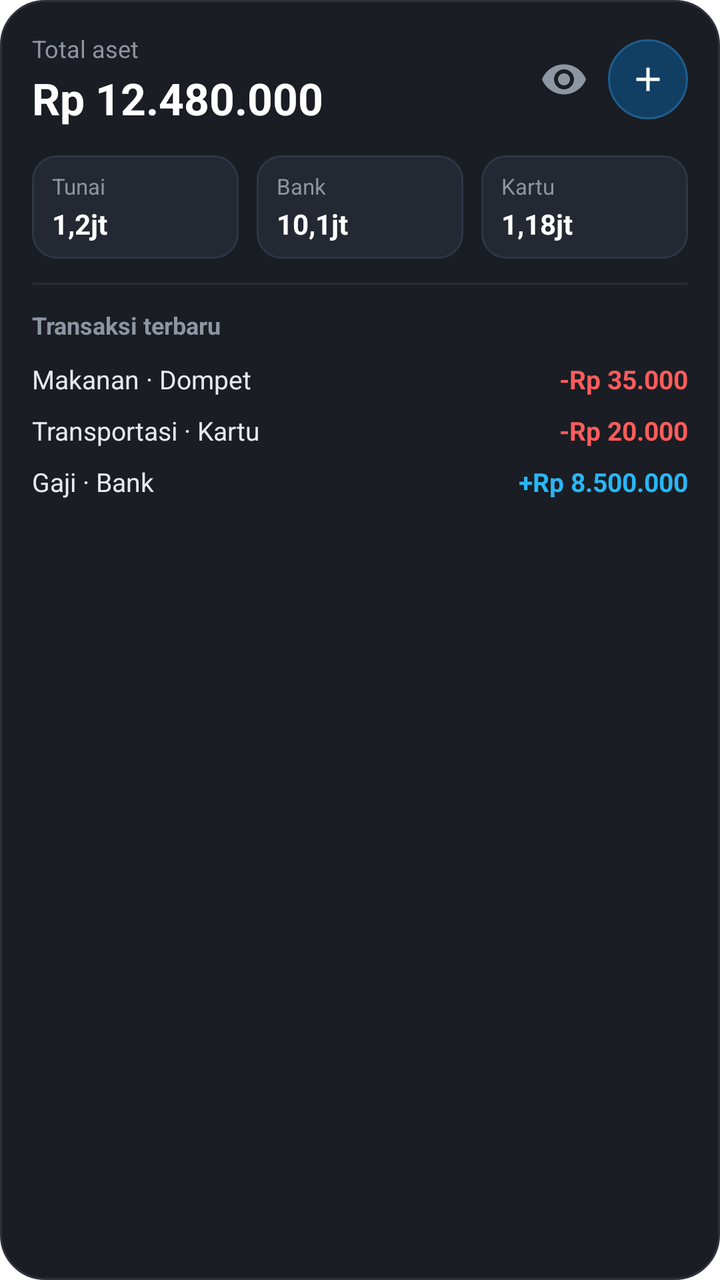
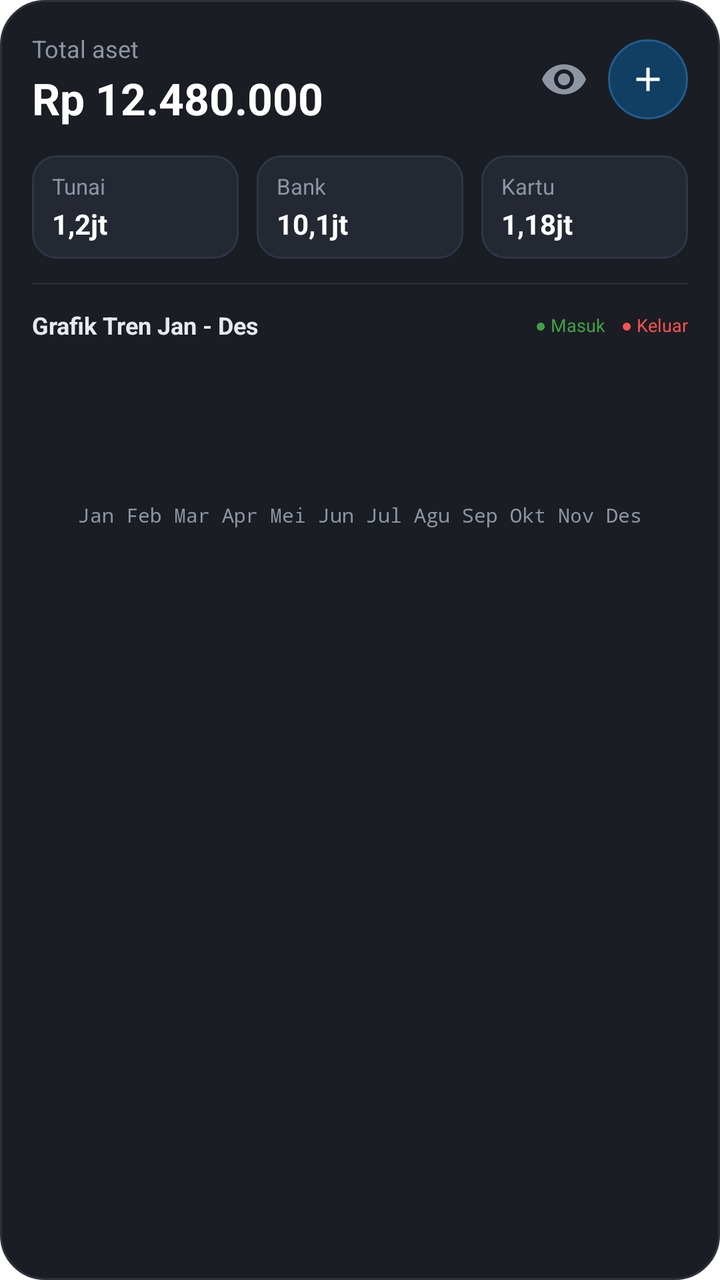

Before-and-after screenshots of an Android layout around one commit, followed by the original layout XML and the change that was made.
<!-- AndroidManifest.xml: fallback theme Theme.MaterialComponents.DayNight.NoActionBar -->
<!-- res/layout/widget_large.xml -->
<?xml version="1.0" encoding="utf-8"?>
<LinearLayout xmlns:android="http://schemas.android.com/apk/res/android"
    android:id="@+id/widget_large_root"
    android:layout_width="match_parent"
    android:layout_height="match_parent"
    android:background="@drawable/widget_background"
    android:orientation="vertical"
    android:paddingLeft="16dp"
    android:paddingTop="16dp"
    android:paddingRight="16dp"
    android:paddingBottom="16dp">

    
    <RelativeLayout
        android:layout_width="match_parent"
        android:layout_height="wrap_content">

        <LinearLayout
            android:layout_width="wrap_content"
            android:layout_height="wrap_content"
            android:layout_alignParentStart="true"
            android:layout_centerVertical="true"
            android:layout_toStartOf="@+id/header_actions"
            android:orientation="vertical">

            <TextView
                android:id="@+id/tv_large_total_label"
                android:layout_width="wrap_content"
                android:layout_height="wrap_content"
                android:text="Total aset"
                android:textColor="#8E95A2"
                android:textSize="12sp" />

            <TextView
                android:id="@+id/tv_large_total_asset"
                android:layout_width="wrap_content"
                android:layout_height="wrap_content"
                android:layout_marginTop="2dp"
                android:ellipsize="end"
                android:maxLines="1"
                android:text="Rp 12.480.000"
                android:textColor="#FFFFFF"
                android:textSize="22sp"
                android:textStyle="bold" />
        </LinearLayout>

        <LinearLayout
            android:id="@+id/header_actions"
            android:layout_width="wrap_content"
            android:layout_height="wrap_content"
            android:layout_alignParentEnd="true"
            android:layout_centerVertical="true"
            android:gravity="center_vertical"
            android:orientation="horizontal">

            <ImageView
                android:id="@+id/btn_large_toggle_eye"
                android:layout_width="32dp"
                android:layout_height="32dp"
                android:layout_marginEnd="6dp"
                android:padding="4dp"
                android:src="@drawable/ic_widget_eye" />

            <ImageView
                android:id="@+id/btn_large_quick_add"
                android:layout_width="40dp"
                android:layout_height="40dp"
                android:background="@drawable/widget_btn_circle_bg"
                android:padding="10dp"
                android:src="@drawable/ic_widget_add" />
        </LinearLayout>
    </RelativeLayout>

    
    <LinearLayout
        android:layout_width="match_parent"
        android:layout_height="wrap_content"
        android:layout_marginTop="14dp"
        android:orientation="horizontal">

        
        <LinearLayout
            android:id="@+id/card_large_group1"
            android:layout_width="0dp"
            android:layout_height="wrap_content"
            android:layout_marginEnd="6dp"
            android:layout_weight="1"
            android:background="@drawable/widget_card_item_bg"
            android:orientation="vertical"
            android:paddingLeft="10dp"
            android:paddingTop="8dp"
            android:paddingRight="10dp"
            android:paddingBottom="8dp">

            <TextView
                android:id="@+id/tv_large_group1_name"
                android:layout_width="wrap_content"
                android:layout_height="wrap_content"
                android:ellipsize="end"
                android:maxLines="1"
                android:text="Tunai"
                android:textColor="#8E95A2"
                android:textSize="11sp" />

            <TextView
                android:id="@+id/tv_large_group1_val"
                android:layout_width="wrap_content"
                android:layout_height="wrap_content"
                android:layout_marginTop="2dp"
                android:ellipsize="end"
                android:maxLines="1"
                android:text="1,2jt"
                android:textColor="#FFFFFF"
                android:textSize="14sp"
                android:textStyle="bold" />
        </LinearLayout>

        
        <LinearLayout
            android:id="@+id/card_large_group2"
            android:layout_width="0dp"
            android:layout_height="wrap_content"
            android:layout_marginStart="3dp"
            android:layout_marginEnd="3dp"
            android:layout_weight="1"
            android:background="@drawable/widget_card_item_bg"
            android:orientation="vertical"
            android:paddingLeft="10dp"
            android:paddingTop="8dp"
            android:paddingRight="10dp"
            android:paddingBottom="8dp">

            <TextView
                android:id="@+id/tv_large_group2_name"
                android:layout_width="wrap_content"
                android:layout_height="wrap_content"
                android:ellipsize="end"
                android:maxLines="1"
                android:text="Bank"
                android:textColor="#8E95A2"
                android:textSize="11sp" />

            <TextView
                android:id="@+id/tv_large_group2_val"
                android:layout_width="wrap_content"
                android:layout_height="wrap_content"
                android:layout_marginTop="2dp"
                android:ellipsize="end"
                android:maxLines="1"
                android:text="10,1jt"
                android:textColor="#FFFFFF"
                android:textSize="14sp"
                android:textStyle="bold" />
        </LinearLayout>

        
        <LinearLayout
            android:id="@+id/card_large_group3"
            android:layout_width="0dp"
            android:layout_height="wrap_content"
            android:layout_marginStart="6dp"
            android:layout_weight="1"
            android:background="@drawable/widget_card_item_bg"
            android:orientation="vertical"
            android:paddingLeft="10dp"
            android:paddingTop="8dp"
            android:paddingRight="10dp"
            android:paddingBottom="8dp">

            <TextView
                android:id="@+id/tv_large_group3_name"
                android:layout_width="wrap_content"
                android:layout_height="wrap_content"
                android:ellipsize="end"
                android:maxLines="1"
                android:text="Kartu"
                android:textColor="#8E95A2"
                android:textSize="11sp" />

            <TextView
                android:id="@+id/tv_large_group3_val"
                android:layout_width="wrap_content"
                android:layout_height="wrap_content"
                android:layout_marginTop="2dp"
                android:ellipsize="end"
                android:maxLines="1"
                android:text="1,18jt"
                android:textColor="#FFFFFF"
                android:textSize="14sp"
                android:textStyle="bold" />
        </LinearLayout>
    </LinearLayout>

    
    <FrameLayout
        android:layout_width="match_parent"
        android:layout_height="1dp"
        android:layout_marginTop="12dp"
        android:layout_marginBottom="12dp"
        android:background="#272C36" />

    
    <TextView
        android:layout_width="wrap_content"
        android:layout_height="wrap_content"
        android:text="Transaksi terbaru"
        android:textColor="#8E95A2"
        android:textSize="12sp"
        android:textStyle="bold" />

    
    <LinearLayout
        android:layout_width="match_parent"
        android:layout_height="wrap_content"
        android:layout_marginTop="6dp"
        android:orientation="vertical">

        
        <RelativeLayout
            android:id="@+id/row_tx_1"
            android:layout_width="match_parent"
            android:layout_height="wrap_content"
            android:paddingTop="4dp"
            android:paddingBottom="4dp">

            <TextView
                android:id="@+id/tv_large_tx1_title"
                android:layout_width="wrap_content"
                android:layout_height="wrap_content"
                android:layout_alignParentStart="true"
                android:layout_toStartOf="@+id/tv_large_tx1_amount"
                android:ellipsize="end"
                android:maxLines="1"
                android:text="Makanan · Dompet"
                android:textColor="#E6EAF0"
                android:textSize="13sp" />

            <TextView
                android:id="@+id/tv_large_tx1_amount"
                android:layout_width="wrap_content"
                android:layout_height="wrap_content"
                android:layout_alignParentEnd="true"
                android:text="-Rp 35.000"
                android:textColor="#FF5C5C"
                android:textSize="13sp"
                android:textStyle="bold" />
        </RelativeLayout>

        
        <RelativeLayout
            android:id="@+id/row_tx_2"
            android:layout_width="match_parent"
            android:layout_height="wrap_content"
            android:paddingTop="4dp"
            android:paddingBottom="4dp">

            <TextView
                android:id="@+id/tv_large_tx2_title"
                android:layout_width="wrap_content"
                android:layout_height="wrap_content"
                android:layout_alignParentStart="true"
                android:layout_toStartOf="@+id/tv_large_tx2_amount"
                android:ellipsize="end"
                android:maxLines="1"
                android:text="Transportasi · Kartu"
                android:textColor="#E6EAF0"
                android:textSize="13sp" />

            <TextView
                android:id="@+id/tv_large_tx2_amount"
                android:layout_width="wrap_content"
                android:layout_height="wrap_content"
                android:layout_alignParentEnd="true"
                android:text="-Rp 20.000"
                android:textColor="#FF5C5C"
                android:textSize="13sp"
                android:textStyle="bold" />
        </RelativeLayout>

        
        <RelativeLayout
            android:id="@+id/row_tx_3"
            android:layout_width="match_parent"
            android:layout_height="wrap_content"
            android:paddingTop="4dp"
            android:paddingBottom="4dp">

            <TextView
                android:id="@+id/tv_large_tx3_title"
                android:layout_width="wrap_content"
                android:layout_height="wrap_content"
                android:layout_alignParentStart="true"
                android:layout_toStartOf="@+id/tv_large_tx3_amount"
                android:ellipsize="end"
                android:maxLines="1"
                android:text="Gaji · Bank"
                android:textColor="#E6EAF0"
                android:textSize="13sp" />

            <TextView
                android:id="@+id/tv_large_tx3_amount"
                android:layout_width="wrap_content"
                android:layout_height="wrap_content"
                android:layout_alignParentEnd="true"
                android:text="+Rp 8.500.000"
                android:textColor="#29B6F6"
                android:textSize="13sp"
                android:textStyle="bold" />
        </RelativeLayout>
    </LinearLayout>
</LinearLayout>
<!-- resources referenced by this layout -->
<resources>
  <!-- drawable ic_widget_add (drawable) -->
  <vector xmlns:android="http://schemas.android.com/apk/res/android"
      android:width="24dp"
      android:height="24dp"
      android:viewportWidth="24"
      android:viewportHeight="24">
    <path
        android:fillColor="#FFFFFF"
        android:pathData="M19,13h-6v6h-2v-6H5v-2h6V5h2v6h6v2z"/>
  </vector>
  <!-- drawable ic_widget_eye (drawable) -->
  <vector xmlns:android="http://schemas.android.com/apk/res/android"
      android:width="24dp"
      android:height="24dp"
      android:viewportWidth="24"
      android:viewportHeight="24">
    <path
        android:fillColor="#8F96A3"
        android:pathData="M12,4.5C7,4.5 2.73,7.61 1,12c1.73,4.39 6,7.5 11,7.5s9.27,-3.11 11,-7.5c-1.73,-4.39 -6,-7.5 -11,-7.5zM12,17c-2.76,0 -5,-2.24 -5,-5s2.24,-5 5,-5 5,2.24 5,5 -2.24,5 -5,5zM12,9c-1.66,0 -3,1.34 -3,3s1.34,3 3,3 3,-1.34 3,-3 -1.34,-3 -3,-3z"/>
  </vector>
  <!-- drawable widget_background (drawable) -->
  <?xml version="1.0" encoding="utf-8"?>
  <shape xmlns:android="http://schemas.android.com/apk/res/android"
      android:shape="rectangle">
      <solid android:color="#1A1D23" />
      <corners android:radius="22dp" />
      <stroke android:width="1dp" android:color="#2D333D" />
  </shape>
  <!-- drawable widget_btn_circle_bg (drawable) -->
  <?xml version="1.0" encoding="utf-8"?>
  <shape xmlns:android="http://schemas.android.com/apk/res/android"
      android:shape="oval">
      <solid android:color="#113F63" />
      <stroke android:width="1dp" android:color="#1F5D8E" />
  </shape>
  <!-- drawable widget_card_item_bg (drawable) -->
  <?xml version="1.0" encoding="utf-8"?>
  <shape xmlns:android="http://schemas.android.com/apk/res/android"
      android:shape="rectangle">
      <solid android:color="#232832" />
      <corners android:radius="12dp" />
      <stroke android:width="1dp" android:color="#2F3644" />
  </shape>
</resources>

<!-- the commit's change to res/layout/widget_large.xml (unified diff, before → after) -->
@@ -200,112 +200,53 @@
         android:background="#272C36" />
 
     
+    <LinearLayout
+        android:layout_width="match_parent"
+        android:layout_height="wrap_content"
+        android:gravity="center_vertical"
+        android:orientation="horizontal">
+
+        <TextView
+            android:layout_width="0dp"
+            android:layout_height="wrap_content"
+            android:layout_weight="1"
+            android:text="Grafik Tren Jan - Des"
+            android:textColor="#E6EAF0"
+            android:textSize="12sp"
+            android:textStyle="bold" />
+
+        <TextView
+            android:layout_width="wrap_content"
+            android:layout_height="wrap_content"
+            android:text="● Masuk"
+            android:textColor="#43A047"
+            android:textSize="9sp" />
+
+        <TextView
+            android:layout_width="wrap_content"
+            android:layout_height="wrap_content"
+            android:layout_marginStart="8dp"
+            android:text="● Keluar"
+            android:textColor="#FF5252"
+            android:textSize="9sp" />
+    </LinearLayout>
+
+    <ImageView
+        android:id="@+id/img_large_trend_chart"
+        android:layout_width="match_parent"
+        android:layout_height="70dp"
+        android:layout_marginTop="8dp"
+        android:contentDescription="Grafik tren bulanan"
+        android:scaleType="fitXY" />
+
     <TextView
-        android:layout_width="wrap_content"
+        android:id="@+id/tv_large_trend_labels"
+        android:layout_width="match_parent"
         android:layout_height="wrap_content"
-        android:text="Transaksi terbaru"
+        android:layout_marginTop="2dp"
+        android:fontFamily="monospace"
+        android:gravity="center"
+        android:text="Jan Feb Mar Apr Mei Jun Jul Agu Sep Okt Nov Des"
         android:textColor="#8E95A2"
-        android:textSize="12sp"
-        android:textStyle="bold" />
-
-    
-    <LinearLayout
-        android:layout_width="match_parent"
-        android:layout_height="wrap_content"
-        android:layout_marginTop="6dp"
-        android:orientation="vertical">
-
-        
-        <RelativeLayout
-            android:id="@+id/row_tx_1"
-            android:layout_width="match_parent"
-            android:layout_height="wrap_content"
-            android:paddingTop="4dp"
-            android:paddingBottom="4dp">
-
-            <TextView
-                android:id="@+id/tv_large_tx1_title"
-                android:layout_width="wrap_content"
-                android:layout_height="wrap_content"
-                android:layout_alignParentStart="true"
-                android:layout_toStartOf="@+id/tv_large_tx1_amount"
-                android:ellipsize="end"
-                android:maxLines="1"
-                android:text="Makanan · Dompet"
-                android:textColor="#E6EAF0"
-                android:textSize="13sp" />
-
-            <TextView
-                android:id="@+id/tv_large_tx1_amount"
-                android:layout_width="wrap_content"
-                android:layout_height="wrap_content"
-                android:layout_alignParentEnd="true"
-                android:text="-Rp 35.000"
-                android:textColor="#FF5C5C"
-                android:textSize="13sp"
-                android:textStyle="bold" />
-        </RelativeLayout>
-
-        
-        <RelativeLayout
-            android:id="@+id/row_tx_2"
-            android:layout_width="match_parent"
-            android:layout_height="wrap_content"
-            android:paddingTop="4dp"
-            android:paddingBottom="4dp">
-
-            <TextView
-                android:id="@+id/tv_large_tx2_title"
-                android:layout_width="wrap_content"
-                android:layout_height="wrap_content"
-                android:layout_alignParentStart="true"
-                android:layout_toStartOf="@+id/tv_large_tx2_amount"
-                android:ellipsize="end"
-                android:maxLines="1"
-                android:text="Transportasi · Kartu"
-                android:textColor="#E6EAF0"
-                android:textSize="13sp" />
-
-            <TextView
-                android:id="@+id/tv_large_tx2_amount"
-                android:layout_width="wrap_content"
-                android:layout_height="wrap_content"
-                android:layout_alignParentEnd="true"
-                android:text="-Rp 20.000"
-                android:textColor="#FF5C5C"
-                android:textSize="13sp"
-                android:textStyle="bold" />
-        </RelativeLayout>
-
-        
-        <RelativeLayout
-            android:id="@+id/row_tx_3"
-            android:layout_width="match_parent"
-            android:layout_height="wrap_content"
-            android:paddingTop="4dp"
-            android:paddingBottom="4dp">
-
-            <TextView
-                android:id="@+id/tv_large_tx3_title"
-                android:layout_width="wrap_content"
-                android:layout_height="wrap_content"
-                android:layout_alignParentStart="true"
-                android:layout_toStartOf="@+id/tv_large_tx3_amount"
-                android:ellipsize="end"
-                android:maxLines="1"
-                android:text="Gaji · Bank"
-                android:textColor="#E6EAF0"
-                android:textSize="13sp" />
-
-            <TextView
-                android:id="@+id/tv_large_tx3_amount"
-                android:layout_width="wrap_content"
-                android:layout_height="wrap_content"
-                android:layout_alignParentEnd="true"
-                android:text="+Rp 8.500.000"
-                android:textColor="#29B6F6"
-                android:textSize="13sp"
-                android:textStyle="bold" />
-        </RelativeLayout>
-    </LinearLayout>
+        android:textSize="10sp" />
 </LinearLayout>
